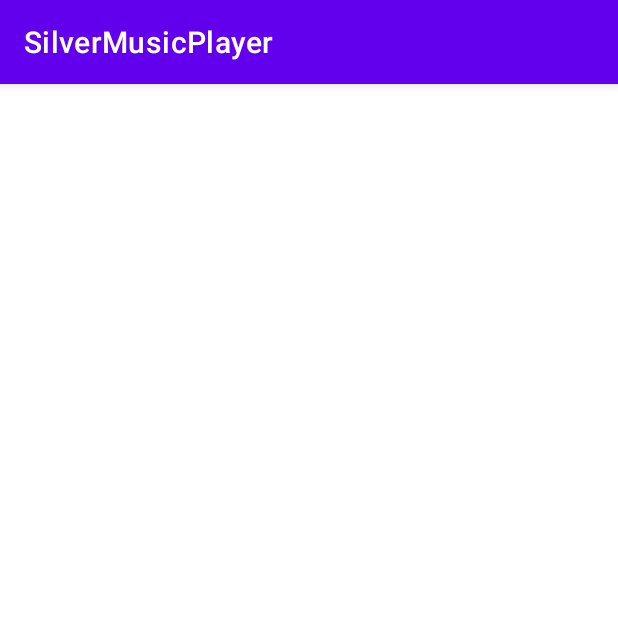
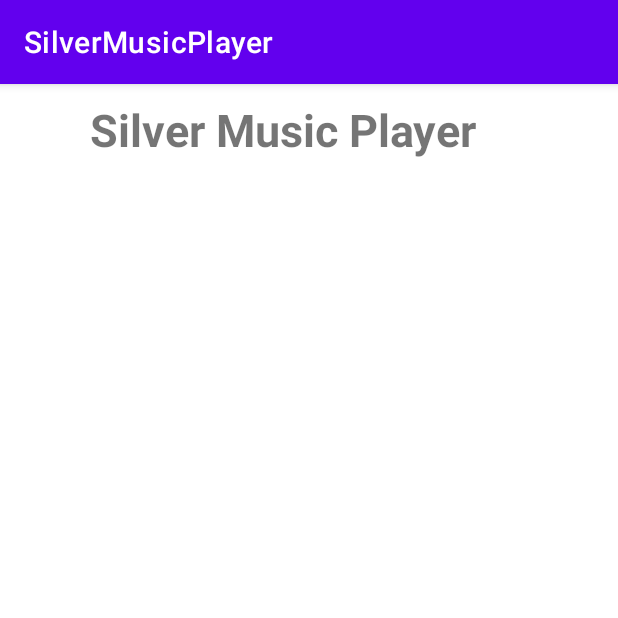
Before and after one commit to gnsgns6/SilverMusicPlayer2, an Android app: the screen it shows after launch (MainActivity), on a phone screen of 412 x 824 dp, the top half of it. Run offline under Robolectric (Android 15) with nearby library versions, the phone set to English and light mode, and no system bars.

Commit message:
Initial Code

```diff
--- a/app/src/main/res/layout/activity_main.xml
+++ b/app/src/main/res/layout/activity_main.xml
@@ -9,6 +9,16 @@
 <TextView
     android:layout_width="wrap_content"
     android:layout_height="wrap_content"
+    android:text="@string/silver_music_player"
+    android:textSize="30sp"
+    android:textStyle="bold"
+    android:layout_marginStart="60dp"
+    android:layout_marginTop="10dp"
     />
+    <ImageView
+        android:layout_width="wrap_content"
+        android:layout_height="wrap_content"
+
+        />
 
 </RelativeLayout>
--- a/app/src/main/res/values/strings.xml
+++ b/app/src/main/res/values/strings.xml
@@ -1,3 +1,4 @@
 <resources>
     <string name="app_name">SilverMusicPlayer</string>
+    <string name="silver_music_player">Silver Music Player</string>
 </resources>
```
